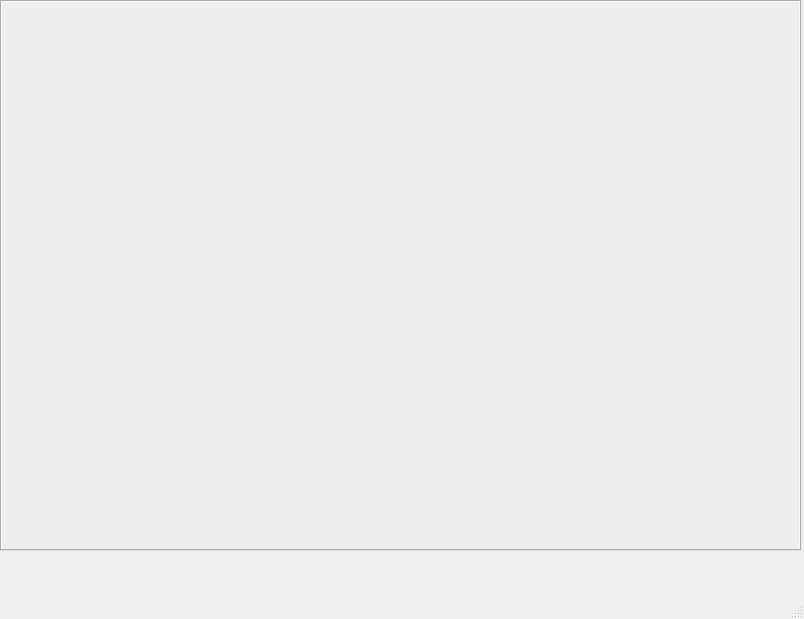
lvjonok/speech-therapist-assistant, file source/qt_ui/main.ui: the form before one commit.
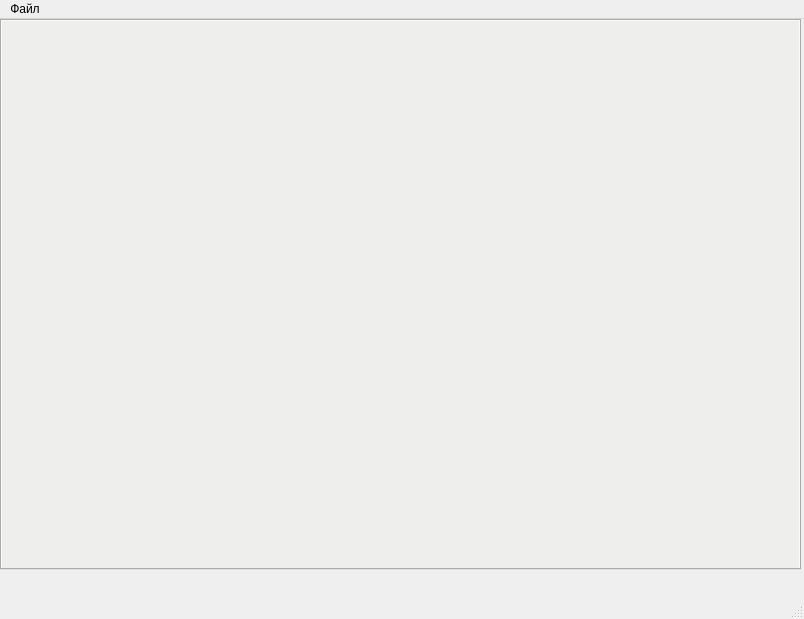
The form after the commit.

Commit message: changed layout and generation

The edit to the form file:
```diff
--- a/source/qt_ui/main.ui
+++ b/source/qt_ui/main.ui
@@ -43,6 +43,13 @@
      <height>22</height>
     </rect>
    </property>
+   <widget class="QMenu" name="menu">
+    <property name="title">
+     <string>Файл</string>
+    </property>
+    <addaction name="action"/>
+   </widget>
+   <addaction name="menu"/>
   </widget>
   <widget class="QStatusBar" name="statusbar"/>
  </widget>
```
Left out of the diff: 5 changed lines with no effect on the pictures. The commit also changes 2 other files.
